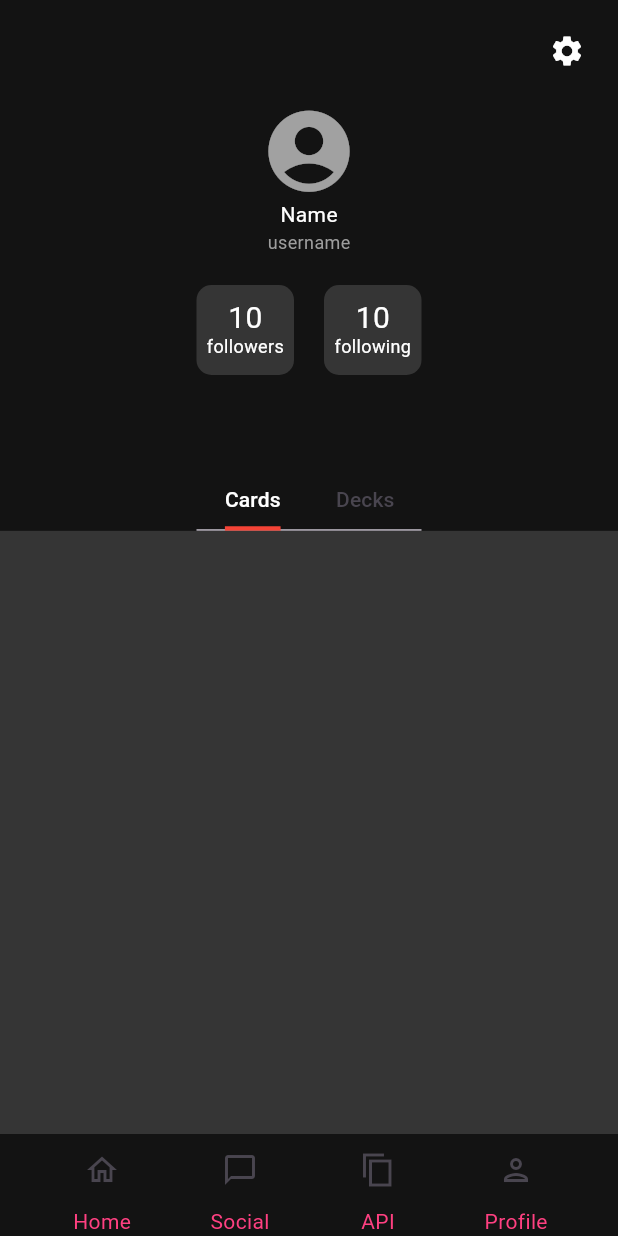
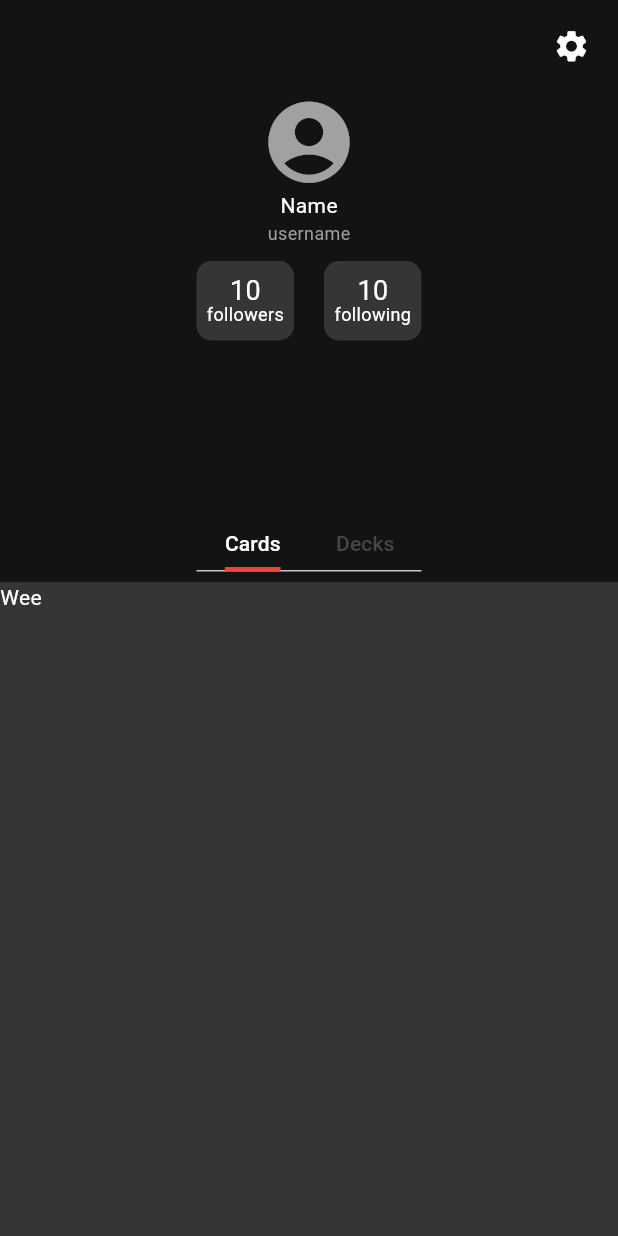
Before and after one commit to Icefenix7198/CITM-API-MTG_Moviles, a Flutter app: the UserScreen screen opened by its route, on a phone screen of 412 x 824 dp. Run offline on Flutter 3.47's test engine with Material 3 defaults, Android fonts, the phone set to English and light mode, and no system bars; our stand-ins replace carousel_slider.

Commit message:
TabBar fixed

```diff
--- a/api_mtg/lib/Screens/user_screen.dart
+++ b/api_mtg/lib/Screens/user_screen.dart
@@ -12,18 +12,19 @@ class UserScreen extends StatelessWidget {
       body: Column(
         children: [
           Expanded(
-            flex: 40,
+            flex: 42,
             child: Column(
               children: [
                 Align(
                   alignment: Alignment.topRight,
                   child: Padding(
-                    padding: const EdgeInsets.all(10.0),
+                    padding: const EdgeInsets.all(7.0),
                     child: IconButton(
                       onPressed: () => {
                         {Navigator.of(context).pushNamed("/home/settings")}
                       },
-                      icon: const Icon(Icons.settings, color: Colors.white),
+                      icon: const Icon(Icons.settings,
+                          color: Colors.white, size: 25),
                     ),
                   ),
                 ),
@@ -42,7 +43,7 @@ class UserScreen extends StatelessWidget {
                       color: Color.fromARGB(255, 158, 158, 158), fontSize: 12),
                 ),
                 const Padding(
-                  padding: EdgeInsets.only(top: 20),
+                  padding: EdgeInsets.only(top: 10),
                   child: Row(
                     mainAxisAlignment: MainAxisAlignment.center,
                     children: [
@@ -64,30 +65,45 @@ class UserScreen extends StatelessWidget {
             ),
           ),
           Expanded(
-            flex: 65,
+            flex: 58,
+            child: DefaultTabController(
+              length: 2,
               child: Column(
                 children: [
-                const SizedBox(
-                  height: 40,
+                  const Padding(
+                    padding: EdgeInsets.only(bottom: 7),
+                    child: SizedBox(
+                      height: 35,
                       width: 150,
-                  child: TabBarCards(
-                    tabs: [
-                      Tab(
-                        text: "Cards",
+                      child: TabBar(
+                        labelColor: Colors.white,
+                        indicator: UnderlineTabIndicator(
+                          borderSide: BorderSide(width: 3, color: Colors.red),
                         ),
-                      Tab(text: "Decks"),
-                    ],
+                        indicatorColor: Colors.red,
+                        tabs: [Tab(text: "Cards"), Tab(text: "Decks")],
+                      ),
                     ),
                   ),
                   Expanded(
                     child: Container(
                       color: const Color.fromARGB(255, 53, 53, 53),
+                      child: const TabBarView(
+                        children: <Widget>[
+                          Text(
+                            "Wee",
+                            style: TextStyle(color: Colors.white),
+                          ),
+                          Text(
+                            "Woo",
+                            style: TextStyle(color: Colors.white),
+                          ),
+                        ],
                       ),
                     ),
-                const NavigatorBar(
-                  actualScreen: NavScreens.user,
                   ),
                 ],
+              ),
             ),
           ),
         ],
@@ -109,7 +125,7 @@ class BoxInfo extends StatelessWidget {
   Widget build(BuildContext context) {
     return Container(
       width: 65,
-      height: 60,
+      height: 53,
       decoration: BoxDecoration(
         color: const Color.fromARGB(255, 53, 53, 53),
         borderRadius: BorderRadius.circular(10),
@@ -120,7 +136,7 @@ class BoxInfo extends StatelessWidget {
             alignment: const Alignment(0, -0.5),
             child: Text(
               "$num",
-              style: const TextStyle(color: Colors.white, fontSize: 20),
+              style: const TextStyle(color: Colors.white, fontSize: 18),
             ),
           ),
           Align(
--- a/api_mtg/lib/widgets/TabBarCards.dart
+++ b/api_mtg/lib/widgets/TabBarCards.dart
@@ -1,33 +1,20 @@
 import 'package:flutter/material.dart';
 
 class TabBarCards extends StatefulWidget {
-  const TabBarCards({
+   TabBarCards({
     super.key,
     required this.tabs,
+    required this.tabController,
   });
 
   final List<Tab> tabs;
+  var tabController;
 
   @override
   State<TabBarCards> createState() => _TabBarCardsState();
 }
 
-class _TabBarCardsState extends State<TabBarCards>
-    with SingleTickerProviderStateMixin {
-  late TabController _tabController;
-
-  @override
-  void initState() {
-    super.initState();
-    _tabController = TabController(vsync: this, length: widget.tabs.length);
-  }
-
-  @override
-  void dispose() {
-    _tabController.dispose();
-    super.dispose();
-  }
-
+class _TabBarCardsState extends State<TabBarCards> {
   @override
   Widget build(BuildContext context) {
     return TabBar(
@@ -36,7 +23,7 @@ class _TabBarCardsState extends State<TabBarCards>
         borderSide: BorderSide(width: 3, color: Colors.red),
       ),
       indicatorColor: Colors.red,
-      controller: _tabController,
+      controller: widget.tabController,
       tabs: widget.tabs,
     );
   }
--- a/api_mtg/lib/widgets/navigator_bar.dart
+++ b/api_mtg/lib/widgets/navigator_bar.dart
@@ -17,11 +17,6 @@ class NavigatorBar extends StatefulWidget {
 
 class _NavigatorBarra extends State<NavigatorBar> {
   //Parametros de la propia funcion
-
-  // ignore: non_constant_identifier_names
-  void ActualizarEstado() {
-    setState(() {});
-  }
 
   NavScreens? pants;
 
```
Lines whose indentation alone changed are shown as unchanged.
